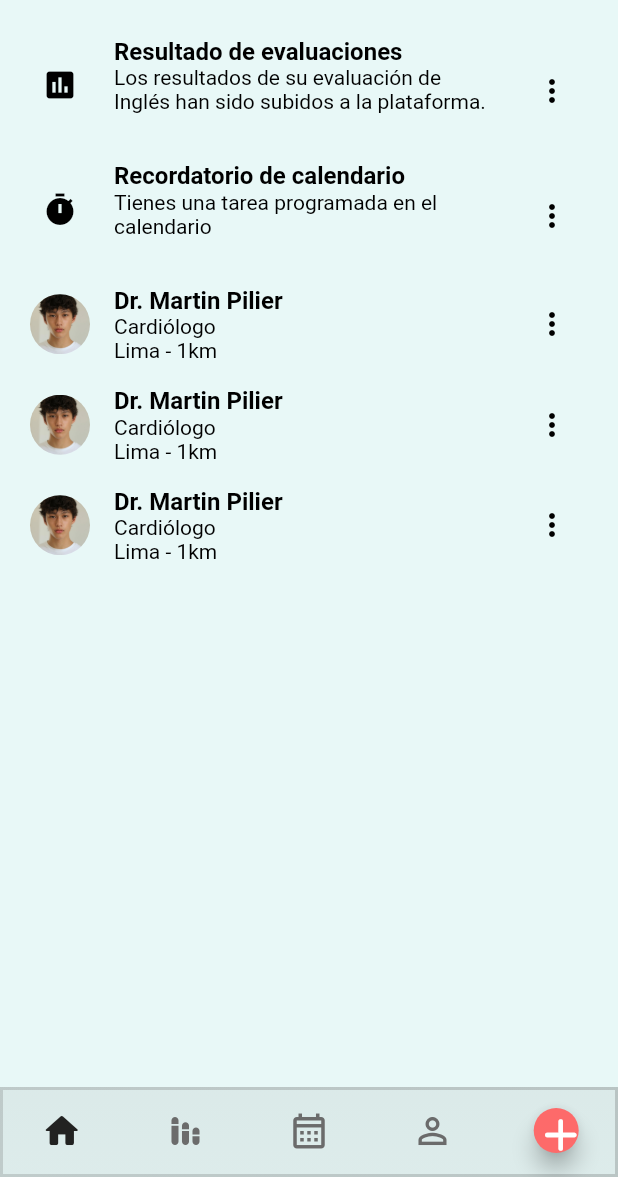
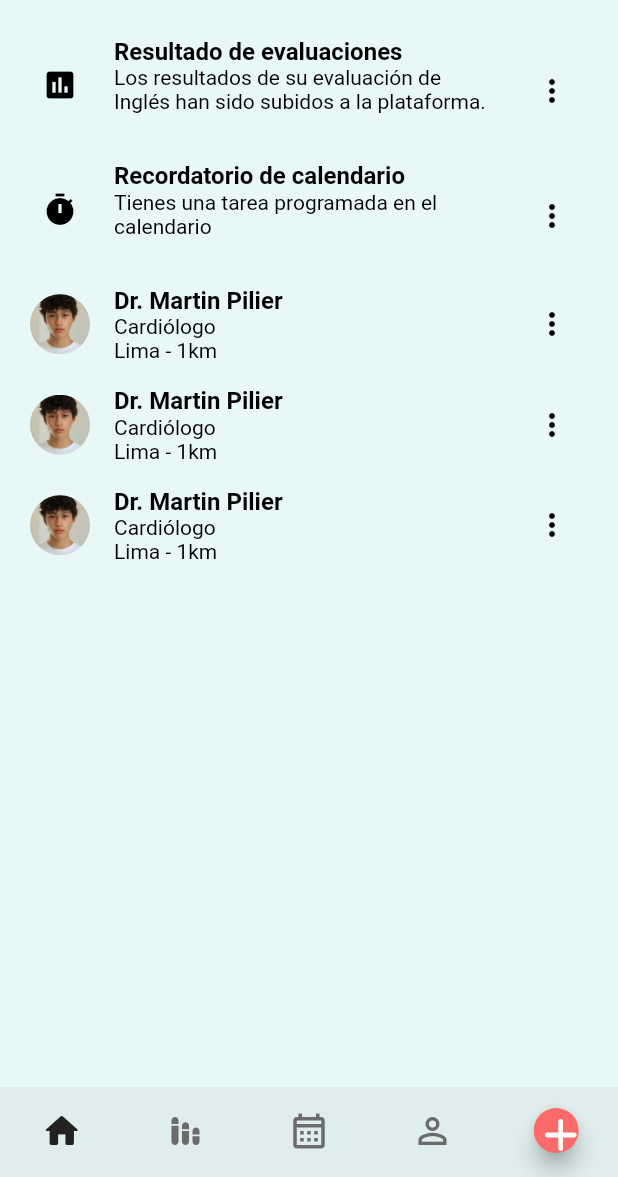
Before and after one commit to Rachelduarte11/BeUcal, a Flutter app: the NotificationScreen screen opened directly, on a phone screen of 412 x 824 dp, the part 59-1236 px from its top. Run offline on Flutter 3.47's test engine with Material 2 defaults, Android fonts, the phone set to English and light mode, and no system bars; drawn by our look-alikes of flutter_speed_dial, glassmorphism; our stand-ins replace auto_size_text, badges, cached_network_image, cloud_firestore, firebase_auth, firebase_core and 5 more; missing offline and left inert: syncfusion_localizations; accounts and stored records are empty; network calls fail.

Commit message:
se repara BOTTOM NAVIGATIONBAR SE LE QUITA EL GLASSMORPHISM

```diff
--- a/lib/widgets/navigation_bar.dart
+++ b/lib/widgets/navigation_bar.dart
@@ -5,7 +5,6 @@ import 'package:becertus_proyecto/screens/view_task.dart';
 import 'package:becertus_proyecto/widgets/chip_data.dart';
 import 'package:flutter/material.dart';
 import 'package:flutter_speed_dial/flutter_speed_dial.dart';
-import 'package:glassmorphism/glassmorphism.dart';
 
 typedef VoidCallbackParam = Function(int index);
 
@@ -23,42 +22,20 @@ class _CustomeNavigationBarState extends State<CustomeNavigationBar> {
 
   void onTab(int index) {
   setState(() {
-      if (index != 4) {
-        // Cambiado de 3 a 4
+    if (index != 4) { // Cambiado de 3 a 4
       currentIndex = index;
       widget.voidCallbackParam(index);
     }
   });
 }
 
+
 //barra de menu
   @override
   Widget build(BuildContext context) {
-    return GlassmorphicContainer(
-      //margin: EdgeInsets.only(top: 5),
-      width: MediaQuery.of(context).size.width,
-      height: 60,
-      borderRadius: 0,
-      blur: 10,
-      alignment: Alignment.center,
-      border: 2,
-      linearGradient: LinearGradient(
-        begin: Alignment.topCenter,
-        end: Alignment.bottomCenter,
-        colors: [
-          Color.fromARGB(255, 32, 32, 32).withOpacity(0.02),
-          Color.fromARGB(188, 124, 123, 123).withOpacity(0.02),
-
-        ],
-      ),
-      borderGradient: LinearGradient(
-        begin: Alignment.topLeft,
-        end: Alignment.bottomRight,
-        colors: [
-          Color.fromARGB(255, 71, 71, 71).withOpacity(0.2),
-          Color.fromARGB(255, 41, 40, 40).withOpacity(0.2),
-        ],
-      ),
+    return ClipRRect(
+        child: BackdropFilter(
+          filter: ImageFilter.blur(sigmaX: 12, sigmaY: 30),
           child: BottomNavigationBar(
             elevation: 0,
             items: const [
@@ -81,7 +58,7 @@ class _CustomeNavigationBarState extends State<CustomeNavigationBar> {
                   Icons.calendar_month_outlined,
                   size: 28,
                 ),
-            label: 'Calendar',
+                label: 'Calendar'
               ),
               BottomNavigationBarItem(
                 icon: Icon(
@@ -104,7 +81,9 @@ class _CustomeNavigationBarState extends State<CustomeNavigationBar> {
             unselectedItemColor: const Color.fromARGB(255, 107, 107, 107),
             selectedItemColor: Color.fromARGB(255, 34, 34, 33),
           ),
+        ),
       );
+
   }
 }
 
@@ -386,4 +365,5 @@ Container _TimeElection(
     )
     ]),
     );
+
 }
```
Lines whose indentation alone changed are shown as unchanged.
